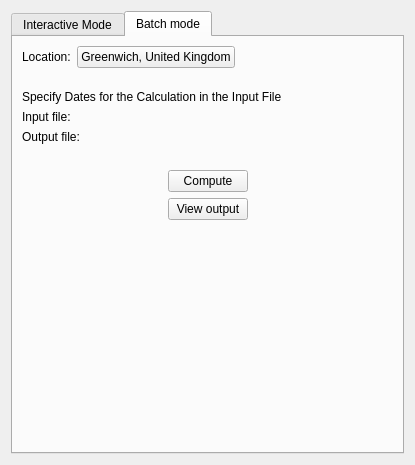
Before: the Qt Designer form kstars/tools/modcalcdaylength.ui in KDE/kstars, drawn with Qt 5.
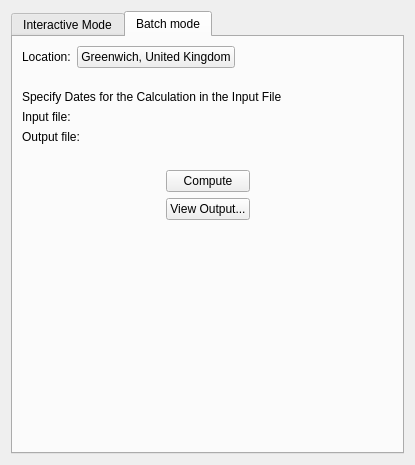
After: the same form once the commit is applied. The open tabs and pages were chosen to show the change. Custom widgets are drawn as their Qt base class.

Diff of the .ui file:
```diff
--- a/kstars/tools/modcalcdaylength.ui
+++ b/kstars/tools/modcalcdaylength.ui
@@ -911,7 +911,7 @@
            <item>
             <widget class="QPushButton" name="ViewButtonBatch">
              <property name="text">
-              <string>View output</string>
+              <string>View Output...</string>
              </property>
             </widget>
            </item>
```
